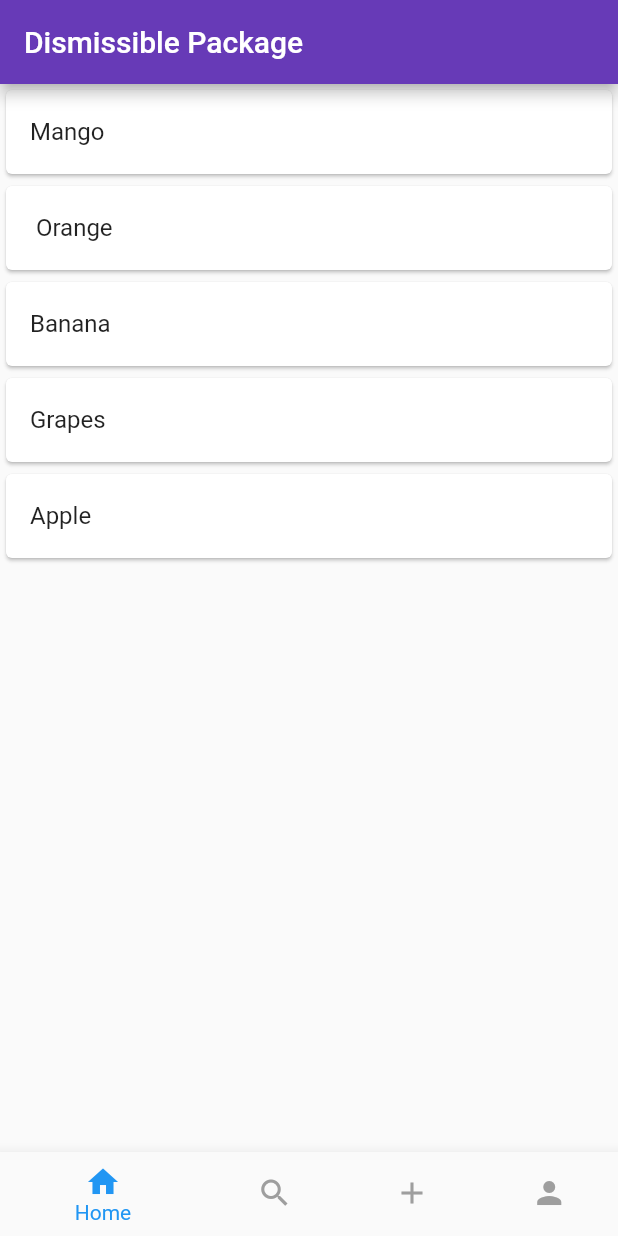
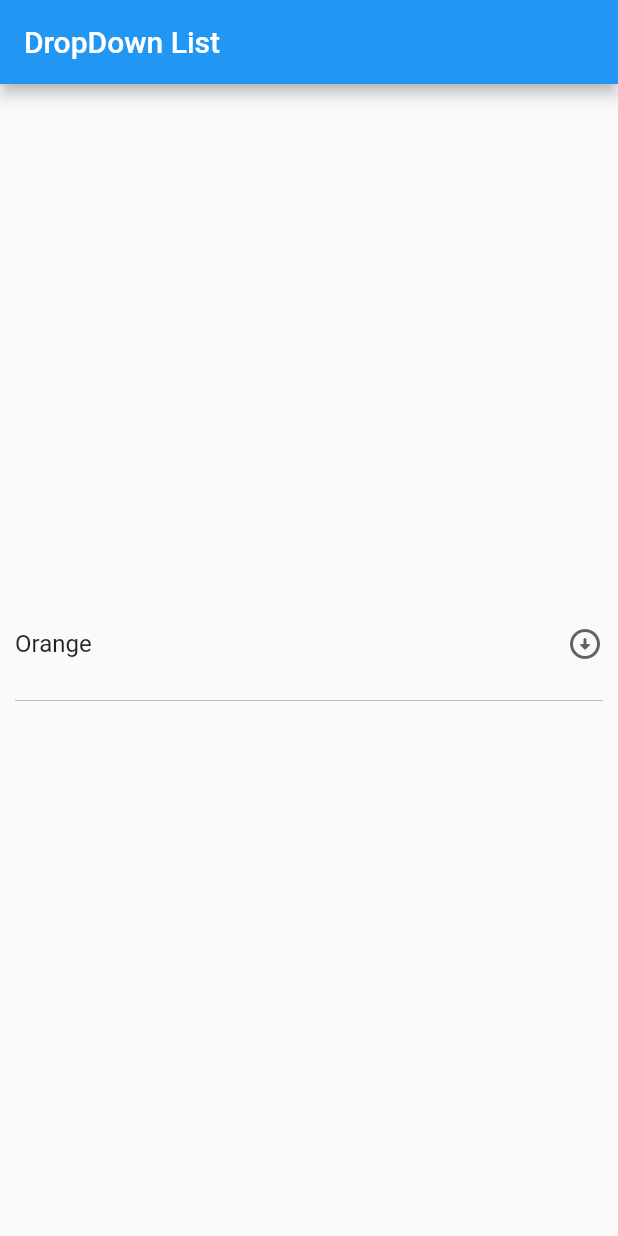
Before and after one commit to Bajrang-Choudhary/FlutterConcepts, a Flutter app: the screen it shows after launch, on a phone screen of 412 x 824 dp. Run offline on Flutter 3.47's test engine with Material 2 defaults, Android fonts, the phone set to English and light mode, and no system bars; our stand-ins replace animated_text_kit, cached_network_image.

Commit message:
DropDownList

```diff
--- a/lib/bottom_nav.dart
+++ b/lib/Widgets/bottom_nav.dart
@@ -3,11 +3,6 @@
 import 'package:containers_sizedbox/Widgets/rawscols.dart';
 import 'package:containers_sizedbox/Widgets/snackbar.dart';
 import 'package:flutter/material.dart';
-
-
-
-
-
 
 
 class BottomNav extends StatefulWidget {
--- /dev/null
+++ b/lib/Widgets/dropdownbar.dart
@@ -0,0 +1,55 @@
+import 'package:flutter/material.dart';
+
+class DropDownWidget extends StatefulWidget {
+  const DropDownWidget({super.key});
+
+  @override
+  State<DropDownWidget> createState() => _DropDownWidgetState();
+}
+
+class _DropDownWidgetState extends State<DropDownWidget> {
+  String SelectedValue = 'Orange';
+  @override
+  Widget build(BuildContext context) {
+    return Scaffold(
+      appBar: AppBar(
+        title: const Text('DropDown List'),
+      ),
+      body: Center(
+        child: Column(
+          mainAxisAlignment: MainAxisAlignment.center,
+          children: [
+            Container(
+              margin: const EdgeInsets.all(10),
+              width: MediaQuery.of(context).size.width,
+              height: 70,
+              // color: Colors.red,
+              child: DropdownButton<String>(
+                dropdownColor: Colors.grey.shade400,
+                isExpanded: true,
+                value: SelectedValue,
+                icon: Icon(Icons.arrow_circle_down_rounded),
+                items: <String>[
+                  'Orange',
+                  'Apple',
+                  'Banana',
+                  'Mango',
+                  'Grapes'
+                ].map<DropdownMenuItem<String>>((String value){
+                  return DropdownMenuItem<String>(
+                    value: value,
+                    child: Text(value));
+                }).toList(),
+                onChanged: (String? newvalue){
+                  setState(() {
+                    SelectedValue = newvalue!;
+                  });
+                },
+              ),
+            )
+          ],
+        ),
+      ),
+    );
+  }
+}
--- a/lib/main.dart
+++ b/lib/main.dart
@@ -4,11 +4,12 @@
 import 'package:containers_sizedbox/Widgets/buttons.dart';
 import 'package:containers_sizedbox/Widgets/dismissible.dart';
 import 'package:containers_sizedbox/Widgets/drawer.dart';
+import 'package:containers_sizedbox/Widgets/dropdownbar.dart';
 import 'package:containers_sizedbox/Widgets/image.dart';
 import 'package:containers_sizedbox/Widgets/list_grid.dart';
 import 'package:containers_sizedbox/Widgets/rawscols.dart';
 import 'package:containers_sizedbox/Widgets/snackbar.dart';
-import 'package:containers_sizedbox/bottom_nav.dart';
+import 'package:containers_sizedbox/Widgets/bottom_nav.dart';
 import 'package:flutter/material.dart';
 
 import 'Widgets/container_sized.dart';
@@ -28,7 +29,7 @@
         // appBarTheme: const AppBarTheme(backgroundColor: Colors.green),
       ),
       // home: const Container_Sized(),
-      home: const BottomNav()
+      home: const DropDownWidget()
     );
   }
 }
```
